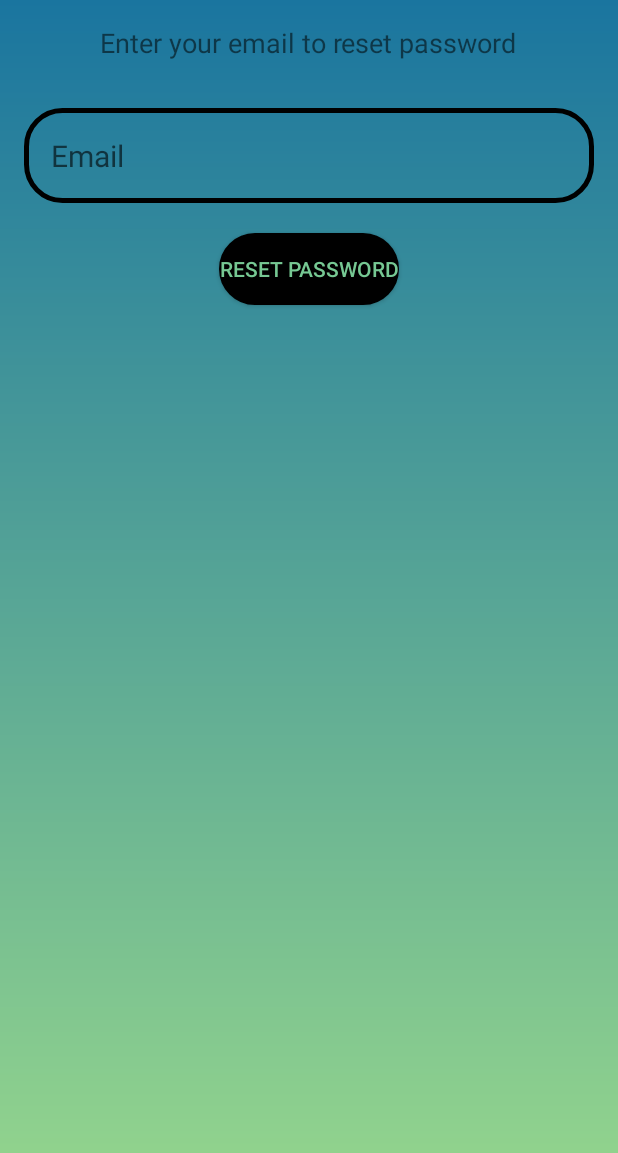
After one commit to Gac-PickUp/PickUp-App, an Android app built with Jetpack Compose: the PasswordResetActivity screen opened directly, with no data from a screen before it, on a phone screen of 412 x 824 dp. The commit adds this screen. Shown: the top 1153 px of the screen. Run offline under Robolectric (Android 15) with nearby library versions, the phone set to English and light mode, and no system bars; our stand-ins replace Firebase (no records; nobody signed in at launch, a user with empty details on screens opened directly).

Commit message:
Added reset password functionality

```diff
--- /dev/null
+++ b/app/src/main/java/com/example/pickup/PasswordResetActivity.kt
@@ -0,0 +1,48 @@
+package com.example.pickup
+
+import android.os.Bundle
+import android.text.TextUtils
+import android.view.View
+import android.widget.Button
+import android.widget.EditText
+import android.widget.Toast
+import androidx.appcompat.app.AppCompatActivity
+import com.google.firebase.auth.FirebaseAuth
+
+
+class PasswordResetActivity : AppCompatActivity() {
+    private lateinit var editTextEmail: EditText
+    private lateinit var buttonReset: Button
+    private lateinit var firebaseAuth: FirebaseAuth
+    override fun onCreate(savedInstanceState: Bundle?) {
+        super.onCreate(savedInstanceState)
+        setContentView(R.layout.activity_password_reset)
+        editTextEmail = findViewById<EditText>(R.id.editTextEmail)
+        buttonReset = findViewById<Button>(R.id.buttonReset)
+        firebaseAuth = FirebaseAuth.getInstance()
+        buttonReset.setOnClickListener(View.OnClickListener {
+            val email = editTextEmail.text.toString().trim { it <= ' ' }
+            if (TextUtils.isEmpty(email)) {
+                Toast.makeText(applicationContext, "Enter your email", Toast.LENGTH_SHORT).show()
+                return@OnClickListener
+            }
+            firebaseAuth.sendPasswordResetEmail(email)
+                .addOnCompleteListener { task ->
+                    if (task.isSuccessful) {
+                        Toast.makeText(
+                            applicationContext,
+                            "Password reset email sent",
+                            Toast.LENGTH_SHORT
+                        ).show()
+                        finish() // Close the activity after sending reset email
+                    } else {
+                        Toast.makeText(
+                            applicationContext,
+                            "Failed to send reset email",
+                            Toast.LENGTH_SHORT
+                        ).show()
+                    }
+                }
+        })
+    }
+}
--- a/app/src/main/res/layout/activity_login_page.xml
+++ b/app/src/main/res/layout/activity_login_page.xml
@@ -52,11 +52,14 @@
             />
 
         <TextView
+            android:id="@+id/forgot_password"
+            android:clickable="true"
             android:layout_width="wrap_content"
             android:layout_height="wrap_content"
             android:layout_gravity="end"
             android:text="@string/forgot_password"
-            android:textColor="@color/black" />
+            android:textColor="@color/black"
+            android:focusable="true" />
 
 
         <Button
--- /dev/null
+++ b/app/src/main/res/layout/activity_password_reset.xml
@@ -0,0 +1,38 @@
+<!-- activity_password_reset.xml -->
+<LinearLayout xmlns:android="http://schemas.android.com/apk/res/android"
+    android:layout_width="match_parent"
+    android:layout_height="match_parent"
+    android:orientation="vertical"
+    android:padding="16dp"
+    android:background="@drawable/login_background">
+
+    <TextView
+        android:layout_width="wrap_content"
+        android:layout_height="wrap_content"
+        android:text="@string/enter_email"
+        android:textSize="18sp"
+        android:layout_gravity="center_horizontal"
+        android:layout_marginBottom="16dp"/>
+
+    <EditText
+        android:id="@+id/editTextEmail"
+        android:layout_width="match_parent"
+        android:layout_height="wrap_content"
+        android:layout_marginTop="15dp"
+        android:background="@drawable/rounded_edit_text"
+        android:hint="@string/email"
+        android:inputType="textEmailAddress"
+        android:padding="18dp"
+        android:textColor="@color/black"
+        android:textSize="20sp"/>
+
+    <Button
+        android:id="@+id/buttonReset"
+        android:layout_width="wrap_content"
+        android:layout_height="wrap_content"
+        android:layout_marginTop="20dp"
+        android:text="@string/reset_password_btn"
+        android:textColor="@color/light_green"
+        android:background="@drawable/round_btn"
+        android:layout_gravity="center_horizontal"/>
+</LinearLayout>
--- a/app/src/main/res/values/strings.xml
+++ b/app/src/main/res/values/strings.xml
@@ -14,5 +14,10 @@
     <string name="last_name">Lastname</string>
     <string name="confirm_password">Confirm Password</string>
     <string name="title_activity_sign_up_page">SignUpPage</string>
+    <string name="title_activity_password_reset">PasswordResetActivity</string>
+    <string name="enter_email">Enter your email to reset password</string>
+    <string name="reset_password_btn">Reset Password</string>
+
+
 
 </resources>
```
Also changed, not shown: app/src/main/AndroidManifest.xml (+6 -4 lines), app/src/main/java/com/example/pickup/LoginPage.kt (+10 -0 lines).
